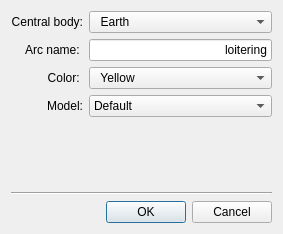
This is sta-src/Scenario/missionAspectDialog.ui in Dwarf-Planet-Project/SpaceDesignTool as Qt 5 draws it before an edit. The edited form follows.
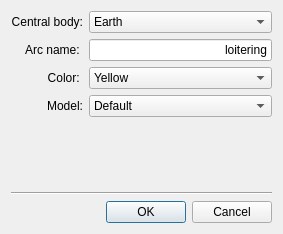
This is the edited form. Icons and pictures are not drawn.

Commit message: Connecting the aspect dialog with the loitering GUI.

```diff
--- a/sta-src/Scenario/missionAspectDialog.ui
+++ b/sta-src/Scenario/missionAspectDialog.ui
@@ -62,7 +62,7 @@
       <widget class="QComboBox" name="comboBoxColorPicker">
        <item>
         <property name="text">
-         <string>  Yellow</string>
+         <string>Yellow</string>
         </property>
         <property name="icon">
          <iconset resource="../../iconary/sta-icons.qrc">
@@ -223,7 +223,7 @@
        </property>
        <item>
         <property name="text">
-         <string>  Earth</string>
+         <string>Earth</string>
         </property>
         <property name="icon">
          <iconset resource="../../iconary/sta-icons.qrc">
```
Left out of the diff: 58 changed lines with no effect on the pictures. The commit also changes 5 other files.
